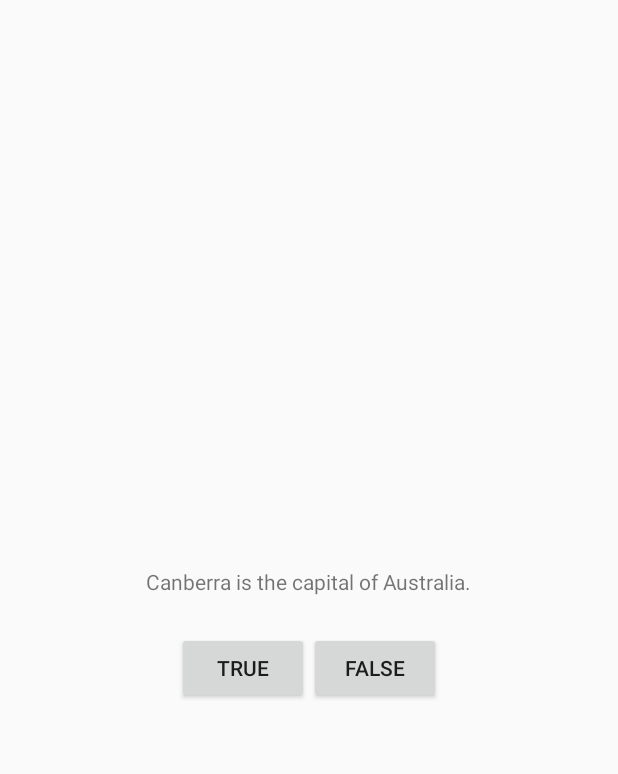
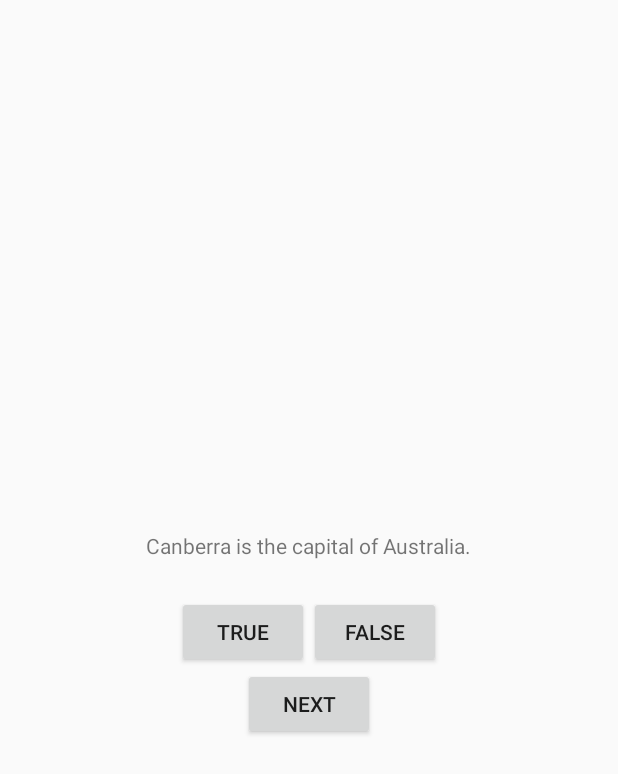
Before and after one commit to pvelp/QuizApp, an Android app built with Jetpack Compose: the screen it shows after launch (MainActivity), after a tap on "TRUE", on a phone screen of 412 x 824 dp. Shown: the top 774 px of the screen. Run offline under Robolectric (Android 15) with nearby library versions, the phone set to English and light mode, and no system bars.

Commit message:
add next button for getting next question

```diff
--- a/app/src/main/java/com/example/geoquiz/MainActivity.kt
+++ b/app/src/main/java/com/example/geoquiz/MainActivity.kt
@@ -2,8 +2,10 @@ package com.example.geoquiz
 
 import android.annotation.SuppressLint
 import android.os.Bundle
+import android.view.Gravity
 import android.view.View
 import android.widget.Button
+import android.widget.TextView
 import android.widget.Toast
 import androidx.activity.ComponentActivity
 import androidx.activity.compose.setContent
@@ -19,20 +21,50 @@ import com.example.geoquiz.ui.theme.GeoQuizTheme
 class MainActivity : ComponentActivity() {
     private lateinit var mTrueButton: Button
     private lateinit var mFalseButton: Button
+    private lateinit var mNextButton: Button
+    private lateinit var mQuestionTextView: TextView
+    private var mCurrentIndex: Int = 0
+    private val mQuestionBank = listOf<Question>(
+        Question(R.string.question_australia, true),
+        Question(R.string.question_oceans, true),
+        Question(R.string.question_mideast, false),
+        Question(R.string.question_africa, false),
+        Question(R.string.question_americas, true),
+        Question(R.string.question_asia, true)
+    )
 
     @SuppressLint("ShowToast")
     override fun onCreate(savedInstanceState: Bundle?) {
         super.onCreate(savedInstanceState)
         setContentView(R.layout.activity_quiz)
 
+        mQuestionTextView = findViewById(R.id.question_text_view);
+        updateQuestion()
+
         mTrueButton = findViewById(R.id.true_button)
         mTrueButton.setOnClickListener(View.OnClickListener {
-            Toast.makeText(this, R.string.correct_toast, Toast.LENGTH_SHORT).show()
+            val toast: Toast = Toast.makeText(this, R.string.correct_toast, Toast.LENGTH_SHORT)
+            toast.setGravity(Gravity.TOP, 0, 0)
+            toast.show()
         })
 
         mFalseButton = findViewById(R.id.false_button)
         mFalseButton.setOnClickListener(View.OnClickListener {
-            Toast.makeText(this, R.string.incorrect_toast, Toast.LENGTH_SHORT).show()
+            val toast: Toast = Toast.makeText(this, R.string.incorrect_toast, Toast.LENGTH_SHORT)
+            toast.setGravity(Gravity.TOP, 0, 0)
+            toast.show()
+        })
+
+        mNextButton = findViewById(R.id.next_button)
+        mNextButton.setOnClickListener(View.OnClickListener {
+            mCurrentIndex = (mCurrentIndex + 1) % mQuestionBank.size
+            updateQuestion()
         })
     }
+
+    private fun updateQuestion(): Unit{
+        val question: Int = mQuestionBank[mCurrentIndex].mTextResId
+        mQuestionTextView.setText(question)
+    }
+
 }
--- /dev/null
+++ b/app/src/main/java/com/example/geoquiz/Question.kt
@@ -0,0 +1,4 @@
+package com.example.geoquiz
+
+class Question(val mTextResId: Int, val mAnswerTrue: Boolean) {
+}
--- a/app/src/main/res/layout/activity_quiz.xml
+++ b/app/src/main/res/layout/activity_quiz.xml
@@ -6,10 +6,10 @@
     android:gravity="center">
 
     <TextView
+        android:id="@+id/question_text_view"
         android:layout_width="wrap_content"
         android:layout_height="wrap_content"
-        android:padding="24dp"
-        android:text="@string/question_text"/>
+        android:padding="24dp"/>
 
     <LinearLayout
         android:layout_width="wrap_content"
@@ -27,6 +27,13 @@
             android:layout_width="wrap_content"
             android:layout_height="wrap_content"
             android:text="@string/false_button" />
+
     </LinearLayout>
 
+    <Button
+        android:id="@+id/next_button"
+        android:layout_width="wrap_content"
+        android:layout_height="wrap_content"
+        android:text="@string/next_button"/>
+
 </LinearLayout>
--- a/app/src/main/res/values/strings.xml
+++ b/app/src/main/res/values/strings.xml
@@ -1,8 +1,18 @@
 <resources>
     <string name="app_name">GeoQuiz</string>
-    <string name="question_text">Canberra is the capital of Australia.</string>
     <string name="true_button">True</string>
     <string name="false_button">False</string>
     <string name="correct_toast">Correct!</string>
     <string name="incorrect_toast">Incorrect!</string>
+    <string name="next_button">Next</string>
+    <string name="question_australia">Canberra is the capital of Australia.</string>
+    <string name="question_oceans">The Pacific Ocean is larger than
+the Atlantic Ocean.</string>
+    <string name="question_mideast">The Suez Canal connects the Red Sea
+and the Indian Ocean.</string>
+    <string name="question_africa">The source of the Nile River is in Egypt.</string>
+    <string name="question_americas">The Amazon River is the longest river
+in the Americas.</string>
+    <string name="question_asia">Lake Baikal is the world\’s oldest and deepest
+freshwater lake.</string>
 </resources>
```
